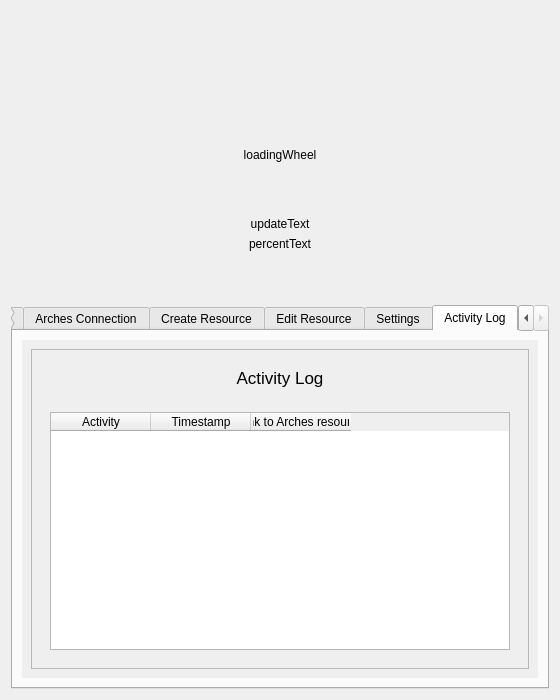
This is arches_project/ui/arches_project_dialog_base.ui in archesproject/arches-qgis as Qt 5 draws it before an edit. The edited form follows.
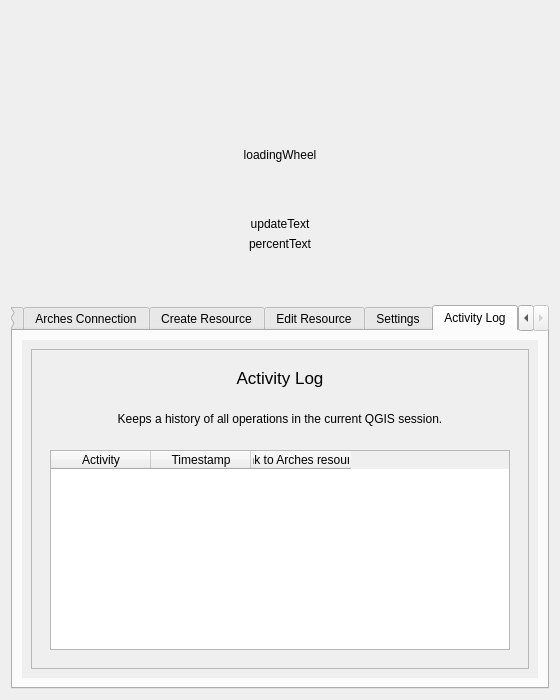
This is the edited form. Icons and pictures are not drawn. Custom widgets are drawn as their Qt base class.

The edit to the form file:
```diff
--- a/arches_project/ui/arches_project_dialog_base.ui
+++ b/arches_project/ui/arches_project_dialog_base.ui
@@ -1493,6 +1493,28 @@
                 </layout>
                </widget>
               </item>
+              <item>
+               <widget class="QFrame" name="activityLogDescriptionFrame">
+                <property name="frameShape">
+                 <enum>QFrame::NoFrame</enum>
+                </property>
+                <property name="frameShadow">
+                 <enum>QFrame::Raised</enum>
+                </property>
+                <layout class="QVBoxLayout" name="verticalLayout_49">
+                 <item>
+                  <widget class="QLabel" name="activityLogDescriptionLabel">
+                   <property name="text">
+                    <string>Keeps a history of all operations in the current QGIS session.</string>
+                   </property>
+                   <property name="alignment">
+                    <set>Qt::AlignCenter</set>
+                   </property>
+                  </widget>
+                 </item>
+                </layout>
+               </widget>
+              </item>
               <item>
                <widget class="QFrame" name="activityLogTableFrame">
                 <property name="frameShape">
```
